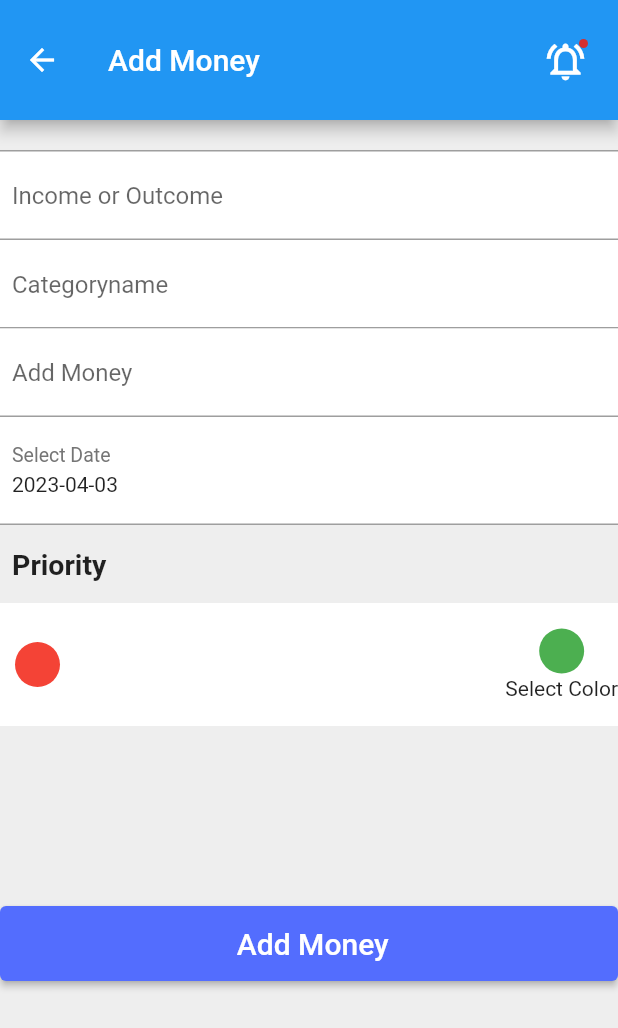
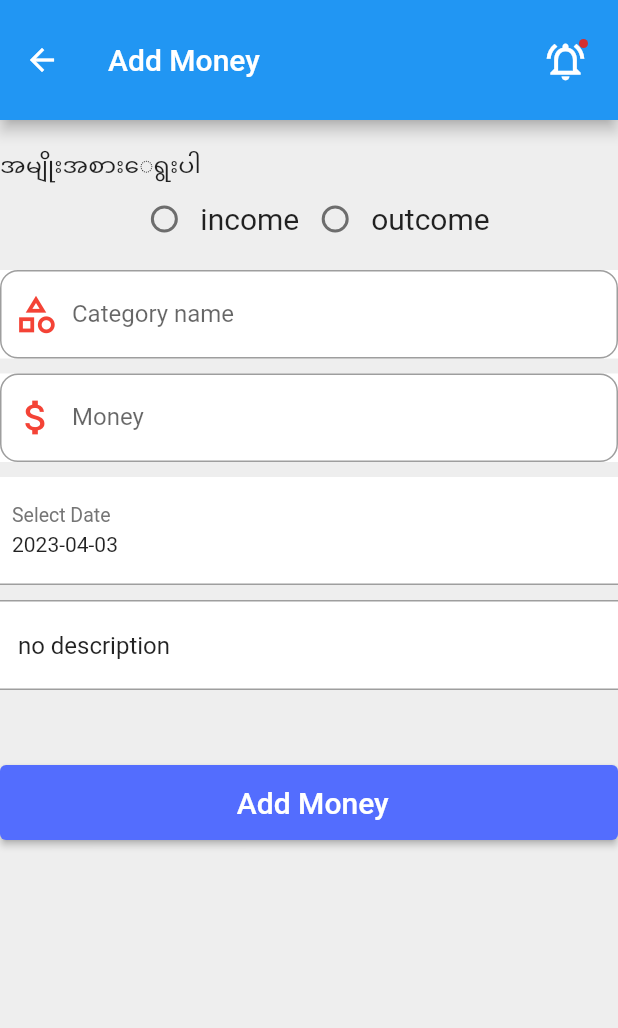
Before and after one commit to NayOoLwin8120/MoneySuBoo-App, a Flutter app: the Add_Data_Screen screen opened directly, on a phone screen of 412 x 824 dp. Shown: the top 1028 px of the screen. Run offline on Flutter 3.47's test engine with Material 2 defaults, Android fonts, the phone set to English and light mode, and no system bars; our stand-ins replace syncfusion_flutter_datepicker.

Commit message:
All done

```diff
--- a/lib/Model/addmoney_datalist.dart
+++ b/lib/Model/addmoney_datalist.dart
@@ -6,8 +6,7 @@ class DataCategory with ChangeNotifier {
   final String cat_item;
   final String money;
   final DateTime dateTime;
-  final Color itemcolor;
-  List transactions = [];
+  final String description;
   bool isFinish;
   DataCategory({
     required this.id,
@@ -16,7 +15,7 @@ class DataCategory with ChangeNotifier {
     required this.money,
     required this.dateTime,
     required this.isFinish,
-    required this.itemcolor,
+    required this.description,
   });
   set setIsFinish(bool data) {
     isFinish = data;
--- a/lib/Providers/alllist.dart
+++ b/lib/Providers/alllist.dart
@@ -10,7 +10,7 @@ class MoneyDataLists with ChangeNotifier {
         money: "1200",
         dateTime: DateTime.now(),
         isFinish: false,
-        itemcolor: Colors.green),
+        description: "My Salary"),
     DataCategory(
         id: 2,
         category_name: "outcome",
@@ -18,8 +18,7 @@ class MoneyDataLists with ChangeNotifier {
         money: "1000",
         dateTime: DateTime.now(),
         isFinish: false,
-      itemcolor: Colors.green,
-    ),
+        description: "Topup balance"),
   ];
   int? detailid;
 
--- a/lib/components/datalist.dart
+++ b/lib/components/datalist.dart
@@ -11,7 +11,7 @@ class DataList extends StatelessWidget {
   final String cat_item;
   final String money;
   final DateTime dateTime;
-  final Color itemcolor;
+  final String description;
   final bool isFinish;
   final int id;
   const DataList(
@@ -21,19 +21,26 @@ class DataList extends StatelessWidget {
       required this.id,
       required this.isFinish,
       required DateTime this.dateTime,
-      required this.itemcolor});
+      required String this.description});
   @override
   Widget build(BuildContext context) {
     final setDetailData = () {
       context.read<MoneyDataLists>().setDetailId(id: id);
     };
+    var iicon = category_name == "income" ? Icons.add : Icons.remove;
     return Column(
       children: [
-        GestureDetector(
-          onTap: () {
+        Scrollbar(
+          isAlwaysShown: true,
+          // thumbVisibility: true,
+          // scrollbarOrientation: ScrollbarOrientation.right,
+          thickness: 30.0,
+          radius: Radius.circular(20),
+          child: GestureDetector(
+            onDoubleTap: () {
               setDetailData();
-            Navigator.of(context)
-                .push(MaterialPageRoute(builder: (context) => Money_Details()));
+              Navigator.of(context).push(
+                  MaterialPageRoute(builder: (context) => Money_Details()));
             },
             child: Container(
               padding: const EdgeInsets.symmetric(vertical: 17, horizontal: 12),
@@ -71,7 +78,7 @@ class DataList extends StatelessWidget {
                             crossAxisAlignment: CrossAxisAlignment.start,
                             children: [
                               Text(
-                              category_name,
+                                cat_item,
                                 style: const TextStyle(
                                     fontSize: 18, fontWeight: FontWeight.bold),
                               ),
@@ -79,7 +86,7 @@ class DataList extends StatelessWidget {
                                 height: 5,
                               ),
                               Text(
-                              cat_item,
+                                description,
                                 style: TextStyle(
                                     fontSize: 16, fontWeight: FontWeight.w300),
                               ),
@@ -88,13 +95,21 @@ class DataList extends StatelessWidget {
                           Container(
                             child: TextButton.icon(
                               onPressed: null,
-                            icon: Icon(Icons.add),
+                              icon: Icon(
+                                iicon,
+                                color: category_name == "income"
+                                    ? Colors.green
+                                    : Colors.red,
+                              ),
                               label: Text(
                                 money,
                                 style: TextStyle(
                                   fontSize: 19,
                                   fontWeight: FontWeight.bold,
-                                  color: Colors.green),
+                                  color: category_name == "income"
+                                      ? Colors.green
+                                      : Colors.red,
+                                ),
                               ),
                             ),
                           )
@@ -106,6 +121,7 @@ class DataList extends StatelessWidget {
               ),
             ),
           ),
+        ),
       ],
     );
   }
--- a/lib/components/income_outcome.dart
+++ b/lib/components/income_outcome.dart
@@ -24,7 +24,8 @@ class Income_Outcome extends StatelessWidget {
             // color: Colors.red,
             // margin:EdgeInsets.fromLTRB(10, 10, 10, 10),
             decoration: BoxDecoration(
-              color: Colors.amber[400],
+              // color: Color.fromARGB(146, 89, 242, 7),
+              color: Colors.green,
               borderRadius: const BorderRadius.all(Radius.circular(12)),
             ),
 
@@ -54,7 +55,7 @@ class Income_Outcome extends StatelessWidget {
                 const EdgeInsets.only(top: 1, right: 2, bottom: 5, left: 10),
             // color: Colors.red,
             decoration: BoxDecoration(
-              color: Colors.amber[400],
+              color: Color.fromARGB(166, 255, 0, 0),
               borderRadius: const BorderRadius.all(Radius.circular(12)),
             ),
             child: Row(
--- a/lib/components/showbalance.dart
+++ b/lib/components/showbalance.dart
@@ -22,6 +22,7 @@ class _ShowBalanceState extends State<ShowBalance> {
     var totalincome = 0;
     var totaloutcome = 0;
     var totalmoney = 0;
+    var totalcolor;
     for (var income in data) {
       // print(income.money);
       if (income.category_name == "income") {
@@ -33,6 +34,8 @@ class _ShowBalanceState extends State<ShowBalance> {
         // print(totaloutcome);
       }
       totalmoney = totalincome - totaloutcome;
+      totalcolor = totaloutcome > totalincome ? Colors.red : Colors.green;
+
       // print(totalmoney);
     }
     return Container(
@@ -90,7 +93,7 @@ class _ShowBalanceState extends State<ShowBalance> {
                 ),
               ),
               Text(totalmoney.toString(),
-                  style: TextStyle(color: Colors.black, fontSize: 18)),
+                  style: TextStyle(color: totalcolor, fontSize: 18)),
             ],
           ),
         ),
--- a/lib/pages/addincome.dart
+++ b/lib/pages/addincome.dart
@@ -10,20 +10,21 @@ import 'package:provider/provider.dart';
 
 class Add_Data_Screen extends StatefulWidget {
   final String? category_name;
+  final String? description;
   final int? id;
   final String? money;
   final String? cate_item;
   final DateTime? dateTime;
-  final Color? itemcolor;
   final bool? isFinish;
-  Add_Data_Screen(
-      {String? this.category_name,
+  Add_Data_Screen({
+    String? this.category_name,
+    String? this.description,
     bool? this.isFinish,
     String? this.money,
     int? this.id,
     String? this.cate_item,
     DateTime? this.dateTime,
-      Color? this.itemcolor});
+  });
   @override
   State<Add_Data_Screen> createState() => _Add_Data_ScreenState();
 }
@@ -32,10 +33,13 @@ class _Add_Data_ScreenState extends State<Add_Data_Screen> {
   final List data = [
     Colors.red,
   ];
+  List<String> moneyselect = ['income', 'outcome'];
+  String selected = "income";
+
   final _formKey = GlobalKey<FormState>();
   DateTime datePick = DateTime.now();
   Color colorPick = Colors.green;
-  final categoryController = TextEditingController();
+  final descriptioncontroller = TextEditingController();
   final moneycontroller = TextEditingController();
   final catitemController = TextEditingController();
   void _showDatePicker() {
@@ -61,12 +65,12 @@ class _Add_Data_ScreenState extends State<Add_Data_Screen> {
     if (_formKey.currentState!.validate()) {
       final formData = DataCategory(
         id: widget.id ?? new Random().nextInt(100000),
-        category_name: categoryController.text,
+        category_name: selected,
         cat_item: catitemController.text,
         money: moneycontroller.text,
         dateTime: datePick,
         isFinish: widget.isFinish ?? false,
-        itemcolor: colorPick,
+        description: descriptioncontroller.text,
       );
       if (widget.id == null) {
         context.read<MoneyDataLists>().AddData(item: formData);
@@ -83,10 +87,10 @@ class _Add_Data_ScreenState extends State<Add_Data_Screen> {
   @override
   void initState() {
     super.initState();
-    categoryController.text = widget.category_name ?? "";
+    selected = widget.category_name ?? "";
     moneycontroller.text = widget.money ?? "";
     datePick = widget.dateTime ?? DateTime.now();
-    colorPick = widget.itemcolor ?? Colors.green;
+    descriptioncontroller.text = widget.description ?? " no description ";
     catitemController.text = widget.cate_item ?? "";
   }
 
@@ -119,25 +123,35 @@ class _Add_Data_ScreenState extends State<Add_Data_Screen> {
             child: Column(
               crossAxisAlignment: CrossAxisAlignment.start,
               children: [
-                Container(
-                  decoration: const BoxDecoration(
-                      color: Colors.white,
-                      border: Border(
-                          top: BorderSide(width: 1.0, color: Colors.grey))),
-                  child: TextFormField(
-                    controller: categoryController,
-                    validator: (value) {
-                      if (value!.isEmpty) {
-                        return "Need To Fill The Task Name !";
-                      } else {
-                        return null;
-                      }
-                    },
-                    decoration: const InputDecoration(
-                        hintText: "Income or Outcome",
-                        contentPadding:
-                            EdgeInsets.symmetric(horizontal: 8, vertical: 20)),
+                Text("အမျိုးအစားေရွးပါ", style: TextStyle(fontSize: 16)),
+                Row(
+                  mainAxisAlignment: MainAxisAlignment.center,
+                  children: [
+                    Radio<String>(
+                        value: moneyselect[0],
+                        groupValue: selected,
+                        onChanged: (val) {
+                          setState(() {
+                            selected = val!;
+                          });
+                        }),
+                    Text(
+                      moneyselect[0],
+                      style: TextStyle(fontSize: 20),
                     ),
+                    Radio<String>(
+                        value: moneyselect[1],
+                        groupValue: selected,
+                        onChanged: (val) {
+                          setState(() {
+                            selected = val!;
+                          });
+                        }),
+                    Text(moneyselect[1], style: TextStyle(fontSize: 20)),
+                  ],
+                ),
+                SizedBox(
+                  height: 10,
                 ),
                 Container(
                   decoration: const BoxDecoration(
@@ -152,11 +166,25 @@ class _Add_Data_ScreenState extends State<Add_Data_Screen> {
                         return null;
                       }
                     },
-                    decoration: const InputDecoration(
-                        hintText: "Categoryname",
+                    decoration: InputDecoration(
+                      prefixIcon: Icon(
+                        Icons.category_outlined,
+                        size: 30,
+                        color: Colors.red,
+                      ),
+                      border: OutlineInputBorder(
+                          borderRadius: BorderRadius.circular(12)),
+                      labelText: "Category name",
+                      hintText: "Enter your category",
+                      // hintText: "Categoryname",
+                      // labelText: "Categoryname",
                       contentPadding:
-                            EdgeInsets.symmetric(horizontal: 8, vertical: 20)),
+                          EdgeInsets.symmetric(horizontal: 8, vertical: 20),
                     ),
+                  ),
+                ),
+                SizedBox(
+                  height: 10,
                 ),
                 Container(
                   decoration: const BoxDecoration(
@@ -167,16 +195,34 @@ class _Add_Data_ScreenState extends State<Add_Data_Screen> {
                     validator: (value) {
                       if (value!.isEmpty) {
                         return "Need To Fill The Category !";
+                      }
+                      if (!RegExp(r'^[0-9]+$').hasMatch(value)) {
+                        return 'Please enter numbers only';
+                      }
+                      if (!RegExp(r'^[a-zA-Z0-9]+$').hasMatch(value)) {
+                        return 'Special characters are not allowed';
                       } else {
                         return null;
                       }
                     },
-                    decoration: const InputDecoration(
-                      hintText: "Add Money",
+                    decoration: InputDecoration(
+                      prefixIcon: Icon(
+                        Icons.attach_money_sharp,
+                        size: 30,
+                        color: Colors.red,
+                      ),
+                      border: OutlineInputBorder(
+                          borderRadius: BorderRadius.circular(12)),
+                      labelText: "Money",
+                      hintText: "Enter your Money",
+                      // hintText: "Add Money",
                       contentPadding:
                           EdgeInsets.symmetric(horizontal: 8, vertical: 20),
                     ),
                   ),
+                ),
+                SizedBox(
+                  height: 10,
                 ),
                 Container(
                     decoration: const BoxDecoration(
@@ -208,45 +254,33 @@ class _Add_Data_ScreenState extends State<Add_Data_Screen> {
                         ),
                       ),
                     )),
-                Container(
-                  child: Text(
-                    'Priority',
-                    style: TextStyle(fontSize: 19, fontWeight: FontWeight.w600),
-                  ),
-                  padding: EdgeInsets.symmetric(horizontal: 8, vertical: 15),
+                SizedBox(
+                  height: 10,
                 ),
                 Container(
+                  decoration: const BoxDecoration(
                       color: Colors.white,
-                  padding: EdgeInsets.symmetric(vertical: 17),
-                  child: Row(
-                    mainAxisAlignment: MainAxisAlignment.spaceBetween,
-                    children: [
-                      Row(
-                        children: [
-                          ...data
-                              .map((e) => GestureDetector(
-                                    onTap: () {
-                                      _setColor(e);
+                      border: Border(
+                          top: BorderSide(width: 1.0, color: Colors.grey))),
+                  child: TextFormField(
+                    minLines: 1,
+                    maxLines: 6,
+                    controller: descriptioncontroller,
+                    validator: (value) {
+                      if (value!.isEmpty) {
+                        return "Need To Fill Descritption";
+                      } else {
+                        return null;
+                      }
                     },
-                                    child: Color_Card(data: e),
-                                  ))
-                              .toList(),
-                        ],
-                      ),
-                      Column(
-                        children: [
-                          Color_Card(data: colorPick),
-                          SizedBox(
-                            height: 2,
-                          ),
-                          Text("Select Color"),
-                        ],
-                      )
-                    ],
+                    decoration: const InputDecoration(
+                        hintText: "Description",
+                        contentPadding:
+                            EdgeInsets.symmetric(horizontal: 8, vertical: 20)),
                   ),
                 ),
                 SizedBox(
-                  height: 120,
+                  height: 50,
                 ),
                 ElevatedButton(
                     onPressed: () {
--- a/lib/pages/home.dart
+++ b/lib/pages/home.dart
@@ -82,7 +82,7 @@ class _HomepageState extends State<Homepage> {
                             id: e.id,
                             isFinish: e.isFinish,
                             dateTime: e.dateTime,
-                            itemcolor: e.itemcolor))
+                            description: e.description))
                         .toList()
                   ],
                 ))),
```
Also changed, not shown: lib/pages/viewdetail.dart (+137 -73 lines). Lines whose indentation alone changed are shown as unchanged.
